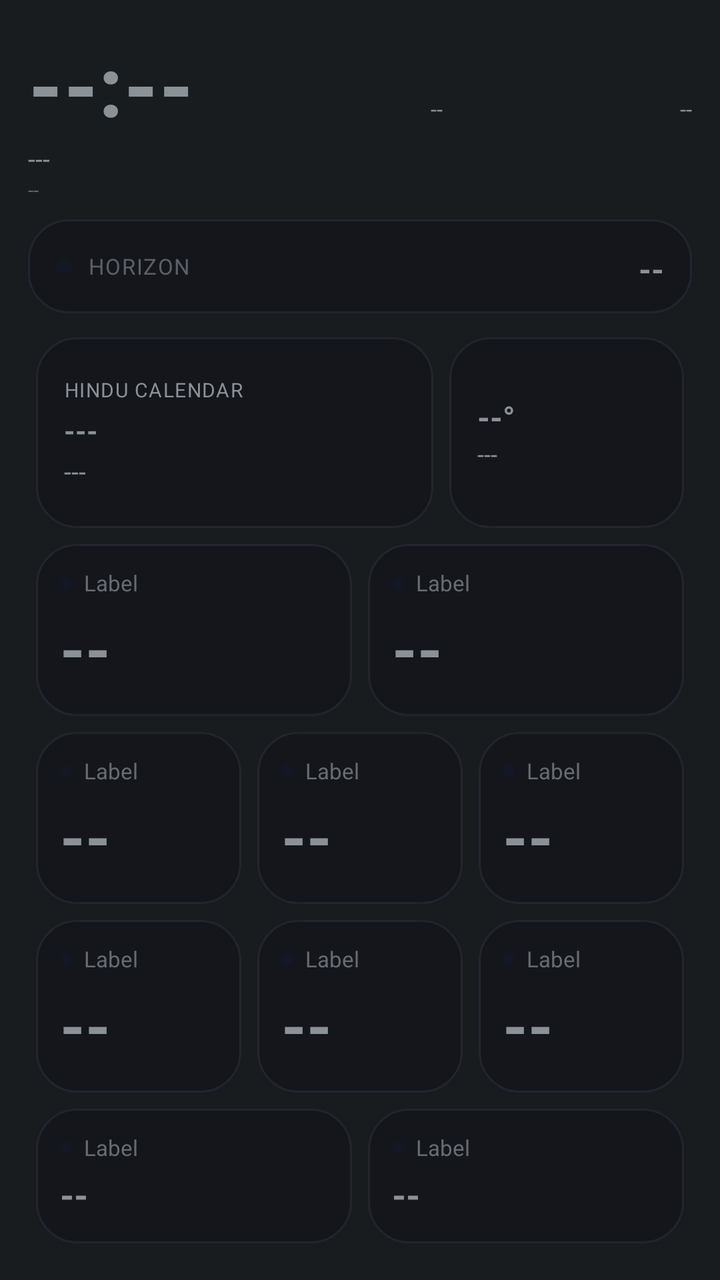
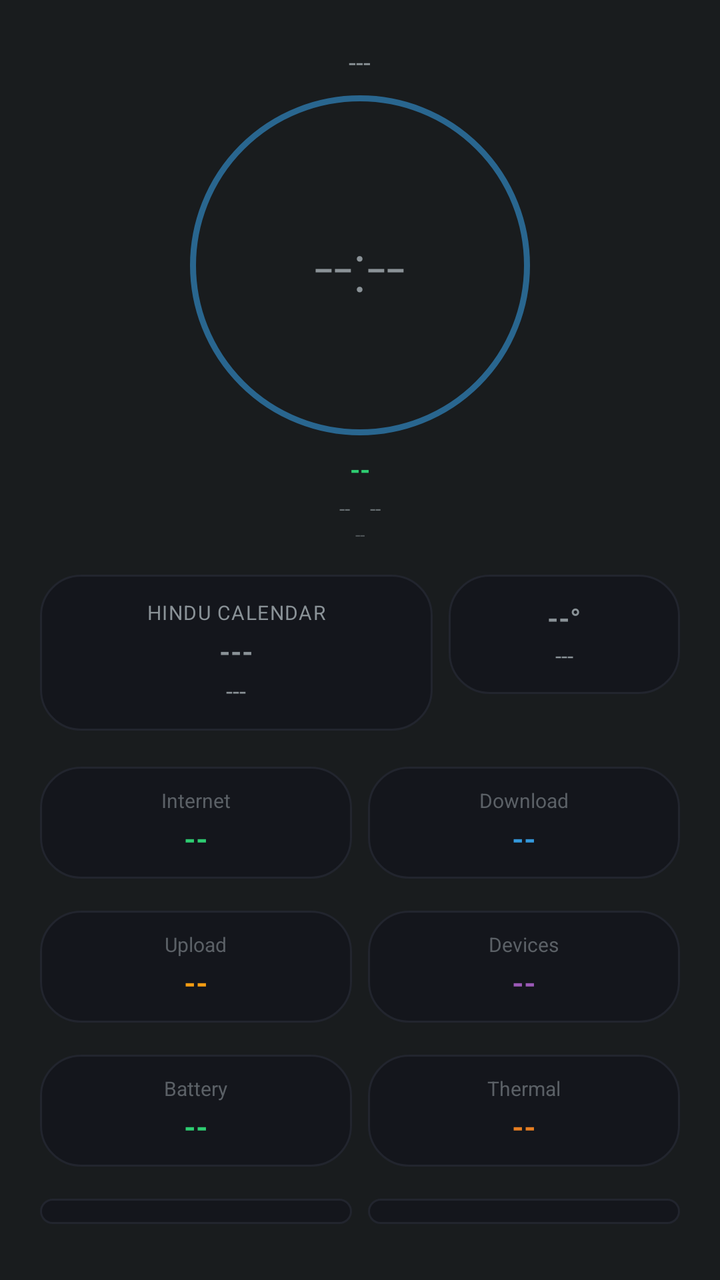

Compare the two renders of this Android layout. The source of the first and the diff that turns it into the second are given below.
<!-- AndroidManifest.xml: application theme android:Theme.DeviceDefault.NoActionBar -->
<!-- res/layout/aod_layout_oneplus_horizon.xml -->
<?xml version="1.0" encoding="utf-8"?>
<LinearLayout xmlns:android="http://schemas.android.com/apk/res/android"
    android:id="@+id/bg_root"
    android:layout_width="match_parent"
    android:layout_height="match_parent"
    android:orientation="vertical"
    android:padding="14dp">

    <LinearLayout
        android:layout_width="match_parent"
        android:layout_height="wrap_content"
        android:orientation="horizontal">

        <TextView
            android:id="@+id/clock"
            android:layout_width="wrap_content"
            android:layout_height="wrap_content"
            android:textSize="42sp"
            android:textStyle="bold"
            android:fontFamily="sans-serif-medium"
            android:text="--:--" />

        <TextView
            android:id="@+id/net_type_badge"
            android:layout_width="0dp"
            android:layout_height="wrap_content"
            android:layout_weight="1"
            android:layout_gravity="top"
            android:gravity="end"
            android:textSize="11sp"
            android:text="--" />

        <TextView
            android:id="@+id/akd_badge"
            android:layout_width="0dp"
            android:layout_height="wrap_content"
            android:layout_weight="1"
            android:layout_gravity="top"
            android:gravity="end"
            android:textSize="11sp"
            android:text="--" />
    </LinearLayout>

    <TextView
        android:id="@+id/date"
        android:layout_width="wrap_content"
        android:layout_height="wrap_content"
        android:textSize="13sp"
        android:text="---" />

    <TextView
        android:id="@+id/perf_badge"
        android:layout_width="wrap_content"
        android:layout_height="wrap_content"
        android:textSize="10sp"
        android:alpha="0.6"
        android:text="--" />

    <TextView
        android:id="@+id/muhurat_badge"
        android:layout_width="wrap_content"
        android:layout_height="wrap_content"
        android:textSize="11sp"
        android:textStyle="bold"
        android:visibility="gone"
        android:text="--" />

    <LinearLayout
        android:layout_width="match_parent"
        android:layout_height="wrap_content"
        android:background="@drawable/bg_card"
        android:orientation="horizontal"
        android:gravity="center_vertical"
        android:layout_marginTop="8dp"
        android:padding="14dp">

        <View
            android:layout_width="8dp"
            android:layout_height="8dp"
            android:layout_marginEnd="8dp"
            android:background="@drawable/aod_circle_bg" />

        <TextView
            android:layout_width="wrap_content"
            android:layout_height="wrap_content"
            android:textSize="11sp"
            android:textAllCaps="true"
            android:alpha="0.6"
            android:letterSpacing="0.05"
            android:text="Horizon" />

        <TextView
            android:id="@+id/health_badge"
            android:layout_width="0dp"
            android:layout_height="wrap_content"
            android:layout_weight="1"
            android:layout_marginStart="10dp"
            android:gravity="end"
            android:textAllCaps="true"
            android:textStyle="bold"
            android:maxLines="1"
            android:autoSizeTextType="uniform"
            android:autoSizeMinTextSize="16sp"
            android:autoSizeMaxTextSize="34sp"
            android:text="--" />
    </LinearLayout>

    <LinearLayout
        android:layout_width="match_parent"
        android:layout_height="0dp"
        android:layout_weight="1.1"
        android:orientation="horizontal"
        android:layout_marginTop="8dp">

        <LinearLayout
            android:id="@+id/panchang_card"
            android:layout_width="0dp"
            android:layout_height="match_parent"
            android:layout_weight="1.7"
            android:layout_margin="4dp"
            android:background="@drawable/bg_card"
            android:orientation="vertical"
            android:gravity="center_vertical"
            android:padding="14dp">

            <TextView
                android:id="@+id/panchang_header"
                android:layout_width="wrap_content"
                android:layout_height="wrap_content"
                android:textSize="10sp"
                android:textAllCaps="true"
                android:letterSpacing="0.05"
                android:text="Hindu calendar" />

            <TextView
                android:id="@+id/panchang_tithi"
                android:layout_width="match_parent"
                android:layout_height="wrap_content"
                android:layout_marginTop="4dp"
                android:textStyle="bold"
                android:maxLines="1"
                android:autoSizeTextType="uniform"
                android:autoSizeMinTextSize="14sp"
                android:autoSizeMaxTextSize="22sp"
                android:text="---" />

            <TextView
                android:id="@+id/panchang_nakshatra"
                android:layout_width="match_parent"
                android:layout_height="wrap_content"
                android:layout_marginTop="2dp"
                android:textSize="13sp"
                android:maxLines="1"
                android:ellipsize="end"
                android:text="---" />
        </LinearLayout>

        <LinearLayout
            android:id="@+id/weather_card"
            android:layout_width="0dp"
            android:layout_height="match_parent"
            android:layout_weight="1"
            android:layout_margin="4dp"
            android:background="@drawable/bg_card"
            android:orientation="vertical"
            android:gravity="center_vertical"
            android:padding="14dp">

            <TextView
                android:id="@+id/weather_temp"
                android:layout_width="match_parent"
                android:layout_height="wrap_content"
                android:textStyle="bold"
                android:maxLines="1"
                android:autoSizeTextType="uniform"
                android:autoSizeMinTextSize="16sp"
                android:autoSizeMaxTextSize="28sp"
                android:text="--°" />

            <TextView
                android:id="@+id/weather_condition"
                android:layout_width="match_parent"
                android:layout_height="wrap_content"
                android:layout_marginTop="2dp"
                android:textSize="12sp"
                android:maxLines="2"
                android:text="---" />
        </LinearLayout>
    </LinearLayout>

    <LinearLayout
        android:layout_width="match_parent"
        android:layout_height="0dp"
        android:layout_weight="1"
        android:orientation="horizontal">
        <include layout="@layout/aod_card_bold" android:id="@+id/row0" />
        <include layout="@layout/aod_card_bold" android:id="@+id/row4" />
    </LinearLayout>

    <LinearLayout
        android:layout_width="match_parent"
        android:layout_height="0dp"
        android:layout_weight="1"
        android:orientation="horizontal">
        <include layout="@layout/aod_card_bold" android:id="@+id/row2" />
        <include layout="@layout/aod_card_bold" android:id="@+id/row9" />
        <include layout="@layout/aod_card_bold" android:id="@+id/row8" />
    </LinearLayout>

    <LinearLayout
        android:layout_width="match_parent"
        android:layout_height="0dp"
        android:layout_weight="1"
        android:orientation="horizontal">
        <include layout="@layout/aod_card_bold" android:id="@+id/row1" />
        <include layout="@layout/aod_card_bold" android:id="@+id/row5" />
        <include layout="@layout/aod_card_bold" android:id="@+id/row6" />
    </LinearLayout>

    <LinearLayout
        android:layout_width="match_parent"
        android:layout_height="0dp"
        android:layout_weight="0.8"
        android:orientation="horizontal">
        <include layout="@layout/aod_card_bold" android:id="@+id/row3"
            android:layout_width="0dp" android:layout_weight="2.2" />
        <include layout="@layout/aod_card_bold" android:id="@+id/row7" />
    </LinearLayout>

</LinearLayout>
<!-- res/layout/aod_card_bold.xml (included above) -->
<?xml version="1.0" encoding="utf-8"?>
<LinearLayout xmlns:android="http://schemas.android.com/apk/res/android"
    android:layout_width="0dp"
    android:layout_height="match_parent"
    android:layout_weight="1"
    android:layout_margin="4dp"
    android:background="@drawable/bg_card"
    android:orientation="vertical"
    android:gravity="center_vertical"
    android:padding="12dp">

    <LinearLayout
        android:layout_width="wrap_content"
        android:layout_height="wrap_content"
        android:orientation="horizontal"
        android:gravity="center_vertical">

        <View
            android:id="@+id/accent_dot"
            android:layout_width="6dp"
            android:layout_height="6dp"
            android:layout_marginEnd="6dp"
            android:background="@drawable/aod_circle_bg" />

        <TextView
            android:id="@+id/stat_label"
            android:layout_width="wrap_content"
            android:layout_height="wrap_content"
            android:textSize="11sp"
            android:alpha="0.7"
            android:text="Label" />
    </LinearLayout>

    <TextView
        android:id="@+id/stat_value"
        android:layout_width="match_parent"
        android:layout_height="0dp"
        android:layout_weight="1"
        android:layout_marginTop="4dp"
        android:gravity="center_vertical"
        android:textStyle="bold"
        android:maxLines="1"
        android:autoSizeTextType="uniform"
        android:autoSizeMinTextSize="14sp"
        android:autoSizeMaxTextSize="70sp"
        android:autoSizeStepGranularity="1sp"
        android:text="--" />

</LinearLayout>
<!-- resources referenced by this layout -->
<resources>
  <!-- drawable aod_circle_bg (drawable) -->
  <?xml version="1.0" encoding="utf-8"?>
  <shape xmlns:android="http://schemas.android.com/apk/res/android"
      android:shape="oval">
      <solid android:color="#121826" />
  </shape>
  <!-- drawable bg_card (drawable) -->
  <?xml version="1.0" encoding="utf-8"?>
  <shape xmlns:android="http://schemas.android.com/apk/res/android">
      <solid android:color="#14161C" />
      <corners android:radius="20dp" />
      <stroke android:width="1dp" android:color="#22252E" />
  </shape>
</resources>

<!-- the commit's change to res/layout/aod_layout_oneplus_horizon.xml (unified diff, before → after) -->
@@ -4,277 +4,96 @@
     android:layout_width="match_parent"
     android:layout_height="match_parent"
     android:orientation="vertical"
-    android:padding="14dp">
+    android:gravity="center_horizontal"
+    android:padding="16dp">
 
-    <LinearLayout
-        android:layout_width="match_parent"
-        android:layout_height="wrap_content"
-        android:orientation="horizontal">
+    <TextView android:id="@+id/date" android:layout_width="wrap_content" android:layout_height="wrap_content"
+        android:textSize="13sp" android:layout_marginTop="6dp" android:text="---" />
 
-        <TextView
-            android:id="@+id/clock"
-            android:layout_width="wrap_content"
-            android:layout_height="wrap_content"
-            android:textSize="42sp"
-            android:textStyle="bold"
-            android:fontFamily="sans-serif-medium"
-            android:text="--:--" />
+    <FrameLayout
+        android:layout_width="170dp"
+        android:layout_height="170dp"
+        android:layout_marginTop="8dp">
+        <View android:layout_width="match_parent" android:layout_height="match_parent"
+            android:background="@drawable/aod_ring_outline" android:backgroundTint="#3498db" android:alpha="0.6" />
+        <TextView android:id="@+id/clock" android:layout_width="wrap_content" android:layout_height="wrap_content"
+            android:layout_gravity="center" android:textSize="34sp" android:fontFamily="sans-serif-light" android:text="--:--" />
+    </FrameLayout>
 
-        <TextView
-            android:id="@+id/net_type_badge"
-            android:layout_width="0dp"
-            android:layout_height="wrap_content"
-            android:layout_weight="1"
-            android:layout_gravity="top"
-            android:gravity="end"
-            android:textSize="11sp"
-            android:text="--" />
+    <TextView android:id="@+id/health_badge" android:layout_width="wrap_content" android:layout_height="wrap_content"
+        android:layout_marginTop="8dp" android:textAllCaps="true" android:textStyle="bold" android:textSize="13sp" android:textColor="#2ecc71" android:text="--" />
 
-        <TextView
-            android:id="@+id/akd_badge"
-            android:layout_width="0dp"
-            android:layout_height="wrap_content"
-            android:layout_weight="1"
-            android:layout_gravity="top"
-            android:gravity="end"
-            android:textSize="11sp"
-            android:text="--" />
+    <LinearLayout android:layout_width="wrap_content" android:layout_height="wrap_content" android:orientation="horizontal" android:layout_marginTop="4dp">
+        <TextView android:id="@+id/net_type_badge" android:layout_width="wrap_content" android:layout_height="wrap_content" android:textSize="10sp" android:alpha="0.7" android:text="--" />
+        <TextView android:id="@+id/akd_badge" android:layout_width="wrap_content" android:layout_height="wrap_content" android:layout_marginStart="10dp" android:textSize="10sp" android:alpha="0.7" android:text="--" />
     </LinearLayout>
+    <TextView android:id="@+id/perf_badge" android:layout_width="wrap_content" android:layout_height="wrap_content" android:textSize="9sp" android:alpha="0.5" android:text="--" />
+    <TextView android:id="@+id/muhurat_badge" android:layout_width="wrap_content" android:layout_height="wrap_content" android:textSize="11sp" android:textStyle="bold" android:visibility="gone" android:text="--" />
 
-    <TextView
-        android:id="@+id/date"
-        android:layout_width="wrap_content"
-        android:layout_height="wrap_content"
-        android:textSize="13sp"
-        android:text="---" />
-
-    <TextView
-        android:id="@+id/perf_badge"
-        android:layout_width="wrap_content"
-        android:layout_height="wrap_content"
-        android:textSize="10sp"
-        android:alpha="0.6"
-        android:text="--" />
-
-    <TextView
-        android:id="@+id/muhurat_badge"
-        android:layout_width="wrap_content"
-        android:layout_height="wrap_content"
-        android:textSize="11sp"
-        android:textStyle="bold"
-        android:visibility="gone"
-        android:text="--" />
-
-    <LinearLayout
-        android:layout_width="match_parent"
-        android:layout_height="wrap_content"
-        android:background="@drawable/bg_card"
-        android:orientation="horizontal"
-        android:gravity="center_vertical"
-        android:layout_marginTop="8dp"
-        android:padding="14dp">
-
-        <View
-            android:layout_width="8dp"
-            android:layout_height="8dp"
-            android:layout_marginEnd="8dp"
-            android:background="@drawable/aod_circle_bg" />
-
-        <TextView
-            android:layout_width="wrap_content"
-            android:layout_height="wrap_content"
-            android:textSize="11sp"
-            android:textAllCaps="true"
-            android:alpha="0.6"
-            android:letterSpacing="0.05"
-            android:text="Horizon" />
-
-        <TextView
-            android:id="@+id/health_badge"
-            android:layout_width="0dp"
-            android:layout_height="wrap_content"
-            android:layout_weight="1"
-            android:layout_marginStart="10dp"
-            android:gravity="end"
-            android:textAllCaps="true"
-            android:textStyle="bold"
-            android:maxLines="1"
-            android:autoSizeTextType="uniform"
-            android:autoSizeMinTextSize="16sp"
-            android:autoSizeMaxTextSize="34sp"
-            android:text="--" />
-    </LinearLayout>
-
-    <LinearLayout
-        android:layout_width="match_parent"
-        android:layout_height="0dp"
-        android:layout_weight="1.1"
-        android:orientation="horizontal"
-        android:layout_marginTop="8dp">
-
-        <LinearLayout
-            android:id="@+id/panchang_card"
-            android:layout_width="0dp"
-            android:layout_height="match_parent"
-            android:layout_weight="1.7"
-            android:layout_margin="4dp"
-            android:background="@drawable/bg_card"
-            android:orientation="vertical"
-            android:gravity="center_vertical"
-            android:padding="14dp">
-
-            <TextView
-                android:id="@+id/panchang_header"
-                android:layout_width="wrap_content"
-                android:layout_height="wrap_content"
-                android:textSize="10sp"
-                android:textAllCaps="true"
-                android:letterSpacing="0.05"
-                android:text="Hindu calendar" />
-
-            <TextView
-                android:id="@+id/panchang_tithi"
-                android:layout_width="match_parent"
-                android:layout_height="wrap_content"
-                android:layout_marginTop="4dp"
-                android:textStyle="bold"
-                android:maxLines="1"
-                android:autoSizeTextType="uniform"
-                android:autoSizeMinTextSize="14sp"
-                android:autoSizeMaxTextSize="22sp"
-                android:text="---" />
-
-            <TextView
-                android:id="@+id/panchang_nakshatra"
-                android:layout_width="match_parent"
-                android:layout_height="wrap_content"
-                android:layout_marginTop="2dp"
-                android:textSize="13sp"
-                android:maxLines="1"
-                android:ellipsize="end"
-                android:text="---" />
+    <LinearLayout android:layout_width="match_parent" android:layout_height="wrap_content" android:orientation="horizontal" android:layout_marginTop="10dp">
+        <LinearLayout android:id="@+id/panchang_card" android:layout_width="0dp" android:layout_height="wrap_content" android:layout_weight="1.7" android:layout_margin="4dp"
+            android:background="@drawable/bg_card" android:orientation="vertical" android:gravity="center" android:padding="12dp">
+            <TextView android:id="@+id/panchang_header" android:layout_width="wrap_content" android:layout_height="wrap_content" android:textSize="10sp" android:textAllCaps="true" android:letterSpacing="0.05" android:text="Hindu calendar" />
+            <TextView android:id="@+id/panchang_tithi" android:layout_width="match_parent" android:layout_height="wrap_content" android:layout_marginTop="3dp" android:gravity="center" android:textStyle="bold" android:maxLines="1" android:autoSizeTextType="uniform" android:autoSizeMinTextSize="13sp" android:autoSizeMaxTextSize="18sp" android:text="---" />
+            <TextView android:id="@+id/panchang_nakshatra" android:layout_width="match_parent" android:layout_height="wrap_content" android:layout_marginTop="2dp" android:gravity="center" android:textSize="12sp" android:maxLines="1" android:ellipsize="end" android:text="---" />
         </LinearLayout>
-
-        <LinearLayout
-            android:id="@+id/weather_card"
-            android:layout_width="0dp"
-            android:layout_height="match_parent"
-            android:layout_weight="1"
-            android:layout_margin="4dp"
-            android:background="@drawable/bg_card"
-            android:orientation="vertical"
-            android:gravity="center_vertical"
-            android:padding="14dp">
-
-            <TextView
-                android:id="@+id/weather_temp"
-                android:layout_width="match_parent"
-                android:layout_height="wrap_content"
-                android:textStyle="bold"
-                android:maxLines="1"
-                android:autoSizeTextType="uniform"
-                android:autoSizeMinTextSize="16sp"
-                android:autoSizeMaxTextSize="28sp"
-                android:text="--°" />
-
-            <TextView
-                android:id="@+id/weather_condition"
-                android:layout_width="match_parent"
-                android:layout_height="wrap_content"
-                android:layout_marginTop="2dp"
-                android:textSize="12sp"
-                android:maxLines="2"
-                android:text="---" />
+        <LinearLayout android:id="@+id/weather_card" android:layout_width="0dp" android:layout_height="wrap_content" android:layout_weight="1" android:layout_margin="4dp"
+            android:background="@drawable/bg_card" android:orientation="vertical" android:gravity="center" android:padding="12dp">
+            <TextView android:id="@+id/weather_temp" android:layout_width="match_parent" android:layout_height="wrap_content" android:gravity="center" android:textStyle="bold" android:maxLines="1" android:autoSizeTextType="uniform" android:autoSizeMinTextSize="14sp" android:autoSizeMaxTextSize="20sp" android:text="--°" />
+            <TextView android:id="@+id/weather_condition" android:layout_width="match_parent" android:layout_height="wrap_content" android:gravity="center" android:layout_marginTop="2dp" android:textSize="11sp" android:maxLines="2" android:text="---" />
         </LinearLayout>
     </LinearLayout>
 
-    <LinearLayout
-        android:layout_width="match_parent"
-        android:layout_height="0dp"
-        android:layout_weight="1"
-        android:orientation="horizontal">
-        <include layout="@layout/aod_card_bold" android:id="@+id/row0" />
-        <include layout="@layout/aod_card_bold" android:id="@+id/row4" />
+    
+    <LinearLayout android:layout_width="match_parent" android:layout_height="wrap_content" android:orientation="horizontal" android:layout_marginTop="10dp" android:layout_marginBottom="8dp">
+        <LinearLayout android:id="@+id/row8" android:layout_width="0dp" android:layout_weight="1" android:layout_height="wrap_content" android:layout_margin="4dp" android:background="@drawable/bg_card" android:orientation="vertical" android:gravity="center" android:padding="10dp">
+            <TextView android:id="@+id/stat_label" android:layout_width="wrap_content" android:layout_height="wrap_content" android:textSize="10sp" android:alpha="0.6" android:text="Internet" />
+            <TextView android:id="@+id/stat_value" android:layout_width="wrap_content" android:layout_height="wrap_content" android:layout_marginTop="2dp" android:textStyle="bold" android:textSize="15sp" android:textColor="#2ecc71" android:text="--" />
+        </LinearLayout>
+        <LinearLayout android:id="@+id/row0" android:layout_width="0dp" android:layout_weight="1" android:layout_height="wrap_content" android:layout_margin="4dp" android:background="@drawable/bg_card" android:orientation="vertical" android:gravity="center" android:padding="10dp">
+            <TextView android:id="@+id/stat_label" android:layout_width="wrap_content" android:layout_height="wrap_content" android:textSize="10sp" android:alpha="0.6" android:text="Download" />
+            <TextView android:id="@+id/stat_value" android:layout_width="wrap_content" android:layout_height="wrap_content" android:layout_marginTop="2dp" android:textStyle="bold" android:textSize="15sp" android:textColor="#3498db" android:text="--" />
+        </LinearLayout>
     </LinearLayout>
-
-    <LinearLayout
-        android:layout_width="match_parent"
-        android:layout_height="0dp"
-        android:layout_weight="1"
-        android:orientation="horizontal">
-        <include layout="@layout/aod_card_bold" android:id="@+id/row2" />
-        <include layout="@layout/aod_card_bold" android:id="@+id/row9" />
-        <include layout="@layout/aod_card_bold" android:id="@+id/row8" />
+    <LinearLayout android:layout_width="match_parent" android:layout_height="wrap_content" android:orientation="horizontal" android:layout_marginBottom="8dp">
+        <LinearLayout android:id="@+id/row1" android:layout_width="0dp" android:layout_weight="1" android:layout_height="wrap_content" android:layout_margin="4dp" android:background="@drawable/bg_card" android:orientation="vertical" android:gravity="center" android:padding="10dp">
+            <TextView android:id="@+id/stat_label" android:layout_width="wrap_content" android:layout_height="wrap_content" android:textSize="10sp" android:alpha="0.6" android:text="Upload" />
+            <TextView android:id="@+id/stat_value" android:layout_width="wrap_content" android:layout_height="wrap_content" android:layout_marginTop="2dp" android:textStyle="bold" android:textSize="15sp" android:textColor="#f39c12" android:text="--" />
+        </LinearLayout>
+        <LinearLayout android:id="@+id/row2" android:layout_width="0dp" android:layout_weight="1" android:layout_height="wrap_content" android:layout_margin="4dp" android:background="@drawable/bg_card" android:orientation="vertical" android:gravity="center" android:padding="10dp">
+            <TextView android:id="@+id/stat_label" android:layout_width="wrap_content" android:layout_height="wrap_content" android:textSize="10sp" android:alpha="0.6" android:text="Devices" />
+            <TextView android:id="@+id/stat_value" android:layout_width="wrap_content" android:layout_height="wrap_content" android:layout_marginTop="2dp" android:textStyle="bold" android:textSize="15sp" android:textColor="#9b59b6" android:text="--" />
+        </LinearLayout>
     </LinearLayout>
-
-    <LinearLayout
-        android:layout_width="match_parent"
-        android:layout_height="0dp"
-        android:layout_weight="1"
-        android:orientation="horizontal">
-        <include layout="@layout/aod_card_bold" android:id="@+id/row1" />
-        <include layout="@layout/aod_card_bold" android:id="@+id/row5" />
-        <include layout="@layout/aod_card_bold" android:id="@+id/row6" />
+    <LinearLayout android:layout_width="match_parent" android:layout_height="wrap_content" android:orientation="horizontal" android:layout_marginBottom="8dp">
+        <LinearLayout android:id="@+id/row4" android:layout_width="0dp" android:layout_weight="1" android:layout_height="wrap_content" android:layout_margin="4dp" android:background="@drawable/bg_card" android:orientation="vertical" android:gravity="center" android:padding="10dp">
+            <TextView android:id="@+id/stat_label" android:layout_width="wrap_content" android:layout_height="wrap_content" android:textSize="10sp" android:alpha="0.6" android:text="Battery" />
+            <TextView android:id="@+id/stat_value" android:layout_width="wrap_content" android:layout_height="wrap_content" android:layout_marginTop="2dp" android:textStyle="bold" android:textSize="15sp" android:textColor="#2ecc71" android:text="--" />
+        </LinearLayout>
+        <LinearLayout android:id="@+id/row5" android:layout_width="0dp" android:layout_weight="1" android:layout_height="wrap_content" android:layout_margin="4dp" android:background="@drawable/bg_card" android:orientation="vertical" android:gravity="center" android:padding="10dp">
+            <TextView android:id="@+id/stat_label" android:layout_width="wrap_content" android:layout_height="wrap_content" android:textSize="10sp" android:alpha="0.6" android:text="Thermal" />
+            <TextView android:id="@+id/stat_value" android:layout_width="wrap_content" android:layout_height="wrap_content" android:layout_marginTop="2dp" android:textStyle="bold" android:textSize="15sp" android:textColor="#e67e22" android:text="--" />
+        </LinearLayout>
     </LinearLayout>
-
-    <LinearLayout
-        android:layout_width="match_parent"
-        android:layout_height="0dp"
-        android:layout_weight="0.8"
-        android:orientation="horizontal">
-        <include layout="@layout/aod_card_bold" android:id="@+id/row3"
-            android:layout_width="0dp" android:layout_weight="2.2" />
-        <include layout="@layout/aod_card_bold" android:id="@+id/row7" />
+    <LinearLayout android:layout_width="match_parent" android:layout_height="wrap_content" android:orientation="horizontal" android:layout_marginBottom="8dp">
+        <LinearLayout android:id="@+id/row6" android:layout_width="0dp" android:layout_weight="1" android:layout_height="wrap_content" android:layout_margin="4dp" android:background="@drawable/bg_card" android:orientation="vertical" android:gravity="center" android:padding="10dp">
+            <TextView android:id="@+id/stat_label" android:layout_width="wrap_content" android:layout_height="wrap_content" android:textSize="10sp" android:alpha="0.6" android:text="Skin temp" />
+            <TextView android:id="@+id/stat_value" android:layout_width="wrap_content" android:layout_height="wrap_content" android:layout_marginTop="2dp" android:textStyle="bold" android:textSize="15sp" android:textColor="#e74c3c" android:text="--" />
+        </LinearLayout>
+        <LinearLayout android:id="@+id/row3" android:layout_width="0dp" android:layout_weight="1" android:layout_height="wrap_content" android:layout_margin="4dp" android:background="@drawable/bg_card" android:orientation="vertical" android:gravity="center" android:padding="10dp">
+            <TextView android:id="@+id/stat_label" android:layout_width="wrap_content" android:layout_height="wrap_content" android:textSize="10sp" android:alpha="0.6" android:text="Total used" />
+            <TextView android:id="@+id/stat_value" android:layout_width="wrap_content" android:layout_height="wrap_content" android:layout_marginTop="2dp" android:textStyle="bold" android:textSize="15sp" android:textColor="#16a085" android:text="--" />
+        </LinearLayout>
+    </LinearLayout>
+    <LinearLayout android:layout_width="match_parent" android:layout_height="wrap_content" android:orientation="horizontal">
+        <LinearLayout android:id="@+id/row7" android:layout_width="0dp" android:layout_weight="1" android:layout_height="wrap_content" android:layout_margin="4dp" android:background="@drawable/bg_card" android:orientation="vertical" android:gravity="center" android:padding="10dp">
+            <TextView android:id="@+id/stat_label" android:layout_width="wrap_content" android:layout_height="wrap_content" android:textSize="10sp" android:alpha="0.6" android:text="SMS fwd" />
+            <TextView android:id="@+id/stat_value" android:layout_width="wrap_content" android:layout_height="wrap_content" android:layout_marginTop="2dp" android:textStyle="bold" android:textSize="15sp" android:textColor="#e91e63" android:text="--" />
+        </LinearLayout>
+        <LinearLayout android:id="@+id/row9" android:layout_width="0dp" android:layout_weight="1" android:layout_height="wrap_content" android:layout_margin="4dp" android:background="@drawable/bg_card" android:orientation="vertical" android:gravity="center" android:padding="10dp">
+            <TextView android:id="@+id/stat_label" android:layout_width="wrap_content" android:layout_height="wrap_content" android:textSize="10sp" android:alpha="0.6" android:text="Signal" />
+            <TextView android:id="@+id/stat_value" android:layout_width="wrap_content" android:layout_height="wrap_content" android:layout_marginTop="2dp" android:textStyle="bold" android:textSize="15sp" android:textColor="#00bcd4" android:text="--" />
+        </LinearLayout>
     </LinearLayout>
 
 </LinearLayout>
-<!-- res/layout/aod_card_bold.xml (included above) -->
-<?xml version="1.0" encoding="utf-8"?>
-<LinearLayout xmlns:android="http://schemas.android.com/apk/res/android"
-    android:layout_width="0dp"
-    android:layout_height="match_parent"
-    android:layout_weight="1"
-    android:layout_margin="4dp"
-    android:background="@drawable/bg_card"
-    android:orientation="vertical"
-    android:gravity="center_vertical"
-    android:padding="12dp">
-
-    <LinearLayout
-        android:layout_width="wrap_content"
-        android:layout_height="wrap_content"
-        android:orientation="horizontal"
-        android:gravity="center_vertical">
-
-        <View
-            android:id="@+id/accent_dot"
-            android:layout_width="6dp"
-            android:layout_height="6dp"
-            android:layout_marginEnd="6dp"
-            android:background="@drawable/aod_circle_bg" />
-
-        <TextView
-            android:id="@+id/stat_label"
-            android:layout_width="wrap_content"
-            android:layout_height="wrap_content"
-            android:textSize="11sp"
-            android:alpha="0.7"
-            android:text="Label" />
-    </LinearLayout>
-
-    <TextView
-        android:id="@+id/stat_value"
-        android:layout_width="match_parent"
-        android:layout_height="0dp"
-        android:layout_weight="1"
-        android:layout_marginTop="4dp"
-        android:gravity="center_vertical"
-        android:textStyle="bold"
-        android:maxLines="1"
-        android:autoSizeTextType="uniform"
-        android:autoSizeMinTextSize="14sp"
-        android:autoSizeMaxTextSize="70sp"
-        android:autoSizeStepGranularity="1sp"
-        android:text="--" />
-
-</LinearLayout>
<!-- resource entries referenced after the edit -->
@@ -1,10 +1,11 @@
 <!-- resources referenced by this layout -->
 <resources>
-  <!-- drawable aod_circle_bg (drawable) -->
+  <!-- drawable aod_ring_outline (drawable) -->
   <?xml version="1.0" encoding="utf-8"?>
   <shape xmlns:android="http://schemas.android.com/apk/res/android"
       android:shape="oval">
-      <solid android:color="#121826" />
+      <solid android:color="@android:color/transparent" />
+      <stroke android:width="3dp" android:color="#ffffff" />
   </shape>
   <!-- drawable bg_card (drawable) -->
   <?xml version="1.0" encoding="utf-8"?>
